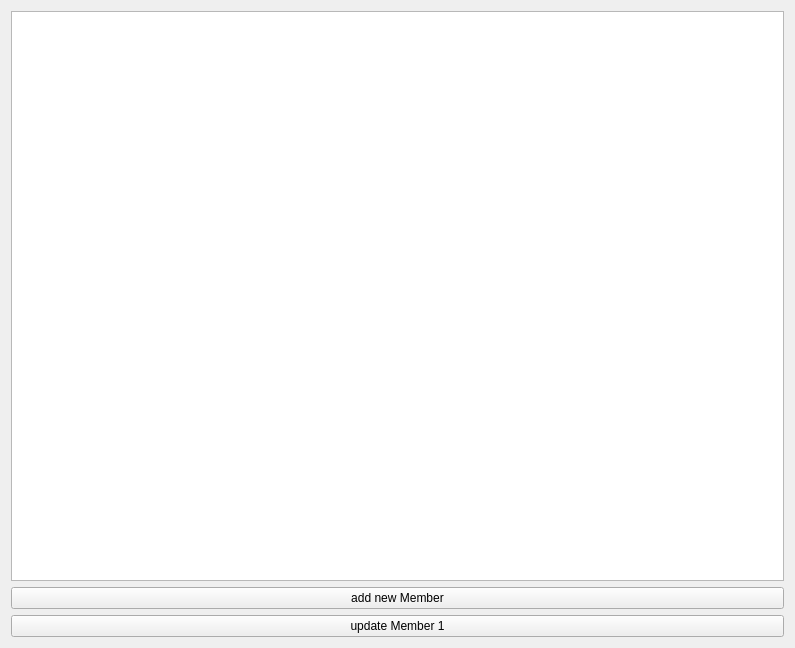
Above: FamilyTree/src/gui/displayfam.ui from moumitahmad/Stammbaum before the change. Below: the same form after it.
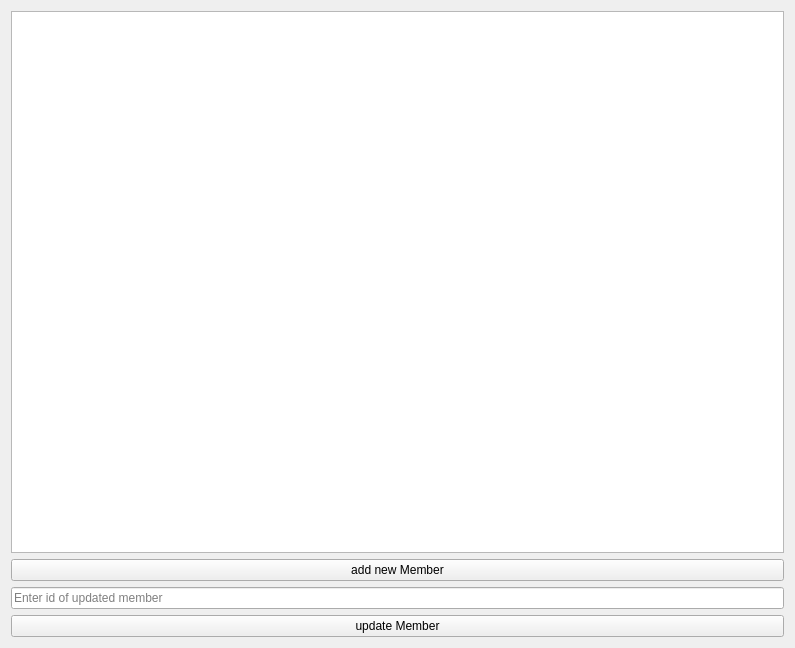
That is the form after the change.

Diff of the .ui file:
```diff
--- a/FamilyTree/src/gui/displayfam.ui
+++ b/FamilyTree/src/gui/displayfam.ui
@@ -19,13 +19,6 @@
      <item row="0" column="0">
       <widget class="QGraphicsView" name="graphicsView"/>
      </item>
-     <item row="2" column="0">
-      <widget class="QPushButton" name="updateMember">
-       <property name="text">
-        <string>update Member 1</string>
-       </property>
-      </widget>
-     </item>
      <item row="1" column="0">
       <widget class="QPushButton" name="addMember">
        <property name="text">
@@ -33,6 +26,20 @@
        </property>
       </widget>
      </item>
+     <item row="4" column="0">
+      <widget class="QPushButton" name="updateMember">
+       <property name="text">
+        <string>update Member</string>
+       </property>
+      </widget>
+     </item>
+     <item row="3" column="0">
+      <widget class="QLineEdit" name="UpdateID">
+       <property name="placeholderText">
+        <string>Enter id of updated member</string>
+       </property>
+      </widget>
+     </item>
     </layout>
    </item>
   </layout>
```
